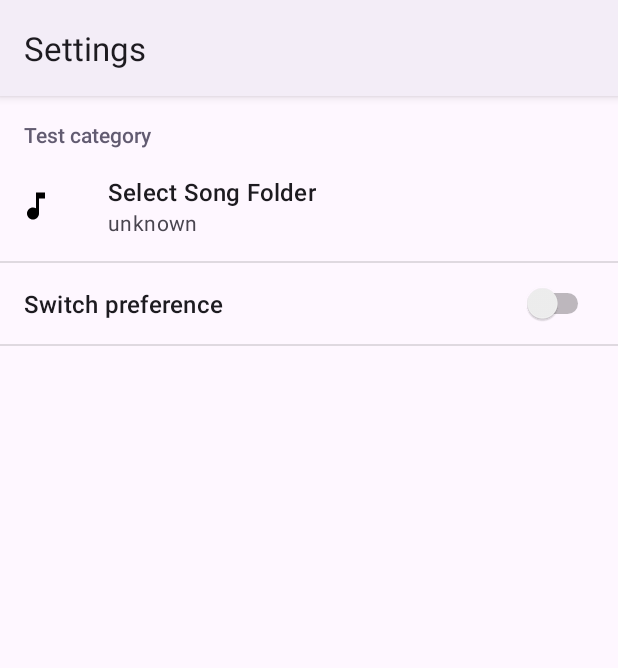
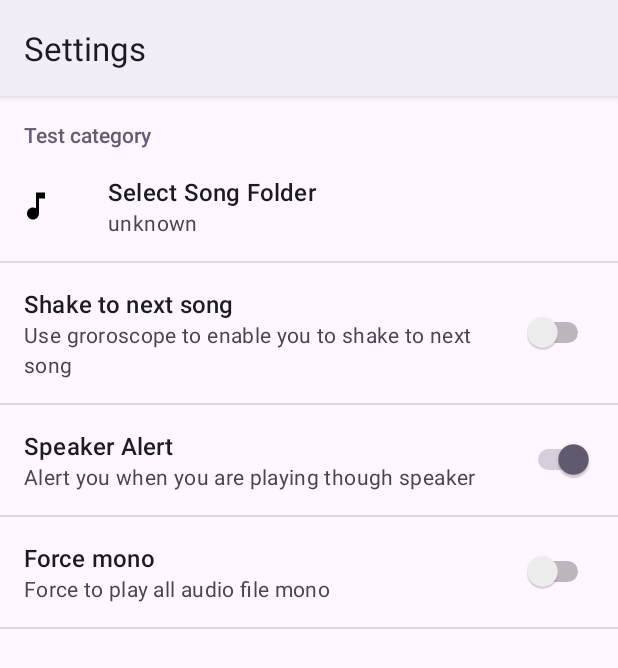
Before and after one commit to gorjoe/Tunplmus, an Android app: the fragment SettingsFragment placed in its activity, on a phone screen of 412 x 824 dp. Shown: the top 668 px of the screen. Run offline under Robolectric (Android 15) with nearby library versions, the phone set to English and light mode, and no system bars; libraries missing offline, so code that uses them is left out: com.bluewhaleyt.common, com.bluewhaleyt.crashdebugger; 3 statements that could not run were skipped.

Commit message:
Update preferences.xml

```diff
--- a/app/src/main/res/xml/preferences.xml
+++ b/app/src/main/res/xml/preferences.xml
@@ -10,10 +10,24 @@
             android:title="Select Song Folder"
             android:icon="@drawable/ic_baseline_music_note_24"
             android:summary="not selected"/>
+
         <SwitchPreference
             android:defaultValue="false"
-            android:key="switch_preference_1"
-            android:title="Switch preference" />
+            android:key="shake"
+            android:title="Shake to next song"
+            android:summary="Use groroscope to enable you to shake to next song"/>
+
+        <SwitchPreference
+            android:defaultValue="true"
+            android:key="speaker_alert"
+            android:title="Speaker Alert"
+            android:summary="Alert you when you are playing though speaker" />
+
+        <SwitchPreference
+            android:defaultValue="false"
+            android:key="force_mono"
+            android:title="Force mono"
+            android:summary="Force to play all audio file mono" />
 
     </PreferenceCategory>
 
```
